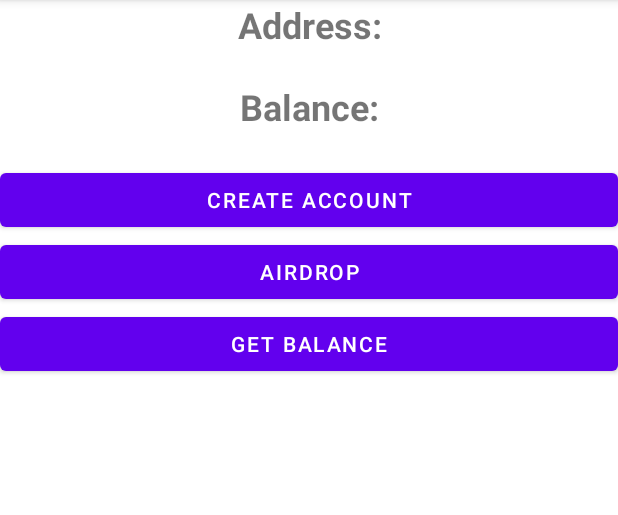
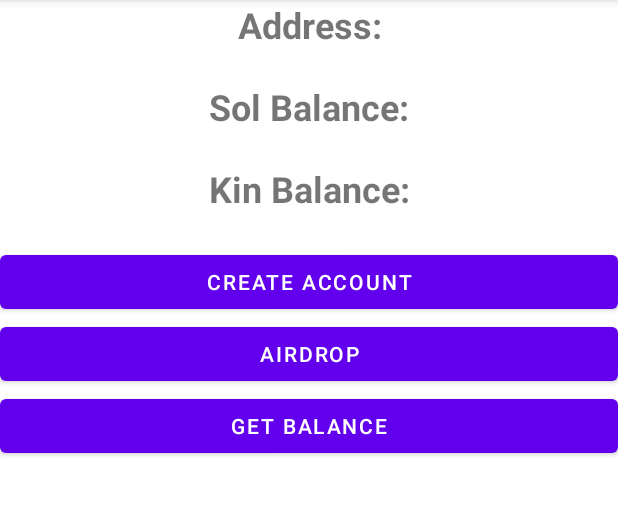
Before and after one commit to kin-labs/kinetic-android-sdk, an Android app: the screen it shows after launch (MainActivity), on a phone screen of 412 x 824 dp, the part 84-599 px from its top. Run offline under Robolectric (Android 15) with nearby library versions, the phone set to English and light mode, and no system bars; libraries missing offline, so code that uses them is left out: com.solana, com.solana.api, com.solana.core, com.solana.networking; 2 statements that could not run were skipped.

Commit message:
added balance getting for both SOL and KIN

```diff
--- a/app/src/main/AndroidManifest.xml
+++ b/app/src/main/AndroidManifest.xml
@@ -1,6 +1,12 @@
 <?xml version="1.0" encoding="utf-8"?>
 <manifest xmlns:android="http://schemas.android.com/apk/res/android"
     package="com.kinlabs.mogamiandroid">
+
+    <uses-permission android:name="android.permission.INTERNET" />
+    <uses-permission android:name="android.permission.ACCESS_WIFI_STATE" />
+    <uses-permission android:name="android.permission.ACCESS_NETWORK_STATE" />
+    <uses-permission android:name="android.permission.CHANGE_WIFI_STATE" />
+    <uses-permission android:name="android.permission.CHANGE_NETWORK_STATE" />
 
     <application
         android:allowBackup="true"
--- a/app/src/main/java/com/kinlabs/mogamiandroid/MainActivity.kt
+++ b/app/src/main/java/com/kinlabs/mogamiandroid/MainActivity.kt
@@ -7,7 +7,12 @@ import android.widget.Button
 import android.widget.TextView
 import com.solana.Solana
 import com.solana.SolanaAccountStorage
+import com.solana.api.getBalance
+import com.solana.api.getTokenAccount
+import com.solana.api.getTokenAccountBalance
+import com.solana.api.getTokenAccountsByOwner
 import com.solana.core.Account
+import com.solana.core.PublicKey
 import com.solana.networking.NetworkingRouter
 import com.solana.networking.RPCEndpoint
 import okhttp3.OkHttpClient
@@ -16,36 +21,64 @@ import java.util.*
 
 class MainActivity : AppCompatActivity() {
     private lateinit var addressText: TextView
-    private lateinit var balanceText: TextView
+    private lateinit var solBalanceText: TextView
+    private lateinit var kinBalanceText: TextView
     private lateinit var createAccountButton: Button
     private lateinit var airdropButton: Button
     private lateinit var getBalanceButton: Button
 
     private val TAG = MainActivity::class.java.simpleName
 
+    val KIN_MINT = PublicKey("kinXdEcpDQeHPEuQnqmUgtYykqKGVFq6CeVX5iAHJq6")
+    val SAMPLE_WALLET = PublicKey("3rad7aFPdJS3CkYPSphtDAWCNB8BYpV2yc7o5ZjFQbDb") // (Pause For's mainnet hot wallet)
+
     override fun onCreate(savedInstanceState: Bundle?) {
         super.onCreate(savedInstanceState)
         setContentView(R.layout.activity_main)
 
         addressText = findViewById(R.id.address_text)
-        balanceText = findViewById(R.id.balance_text)
+        solBalanceText = findViewById(R.id.sol_balance_text)
+        kinBalanceText = findViewById(R.id.kin_balance_text)
         createAccountButton = findViewById(R.id.create_account_button)
         airdropButton = findViewById(R.id.airdrop_button)
         getBalanceButton = findViewById(R.id.get_balance_button)
 
-        val network = NetworkingRouter(RPCEndpoint.devnetSolana, OkHttpClient())
+        val network = NetworkingRouter(RPCEndpoint.mainnetBetaSolana, OkHttpClient())
         val storage = BasicAccountStorage()
         val solana = Solana(network, storage)
 
         createAccountButton.setOnClickListener {
             val account = Account()
             // No mnemonic :/
+            // Probably fork and add. They have the ability to read but not write mnemonics, should be simple to extend
             Log.d(TAG, account.publicKey.toBase58())
             Log.d(TAG, Arrays.toString(account.secretKey))
             storage.save(account)
+            addressText.text = account.publicKey.toBase58()
         }
 
-
+        getBalanceButton.setOnClickListener {
+            storage.account().getOrNull()?.let { account: Account ->
+                // Get SOL balance
+                solana.api.getBalance(SAMPLE_WALLET) { res ->
+                    res.getOrNull()?.let { balance ->
+                        solBalanceText.text = balance.toString()
+                    }
+                }
+                // Get KIN balance
+                // TODO in fork: Make this return an empty array instead of crashing when there are no token accounts
+                // TODO in fork: Make this return all token accounts when there's more than one :/
+                solana.api.getTokenAccountsByOwner(SAMPLE_WALLET, KIN_MINT) { res ->
+                    res.getOrNull()?.let { tokenKey ->
+                        solana.api.getTokenAccountBalance(tokenKey) { res ->
+                            res.getOrNull()?.let {
+                                kinBalanceText.text = it.uiAmountString
+                            }
+                        }
+                    }
+                }
+            }
+        }
     }
 }
 
@@ -53,7 +86,7 @@ class BasicAccountStorage: SolanaAccountStorage {
     private var _account: Account? = null
     override fun account(): Result<Account> {
         return if (_account != null) {
-            Log.d("TAG", _account!!.toString())
+            Log.d("TAG", _account!!.publicKey.toBase58())
             Result.success(_account!!)
         } else {
             Log.d("TAG","No account stored")
--- a/app/src/main/res/layout/activity_main.xml
+++ b/app/src/main/res/layout/activity_main.xml
@@ -16,7 +16,6 @@
         app:layout_constraintTop_toTopOf="parent">
 
         <TextView
-            android:id="@+id/textView"
             android:layout_width="match_parent"
             android:layout_height="wrap_content"
             android:text="Address:"
@@ -32,16 +31,30 @@
             android:textSize="16sp" />
 
         <TextView
-            android:id="@+id/textView2"
             android:layout_width="match_parent"
             android:layout_height="wrap_content"
-            android:text="Balance:"
+            android:text="Sol Balance:"
             android:textAlignment="center"
             android:textSize="24sp"
             android:textStyle="bold" />
 
         <TextView
-            android:id="@+id/balance_text"
+            android:id="@+id/sol_balance_text"
+            android:layout_width="match_parent"
+            android:layout_height="wrap_content"
+            android:textAlignment="center"
+            android:textSize="16sp" />
+
+        <TextView
+            android:layout_width="match_parent"
+            android:layout_height="wrap_content"
+            android:text="Kin Balance:"
+            android:textAlignment="center"
+            android:textSize="24sp"
+            android:textStyle="bold" />
+
+        <TextView
+            android:id="@+id/kin_balance_text"
             android:layout_width="match_parent"
             android:layout_height="wrap_content"
             android:textAlignment="center"
```
